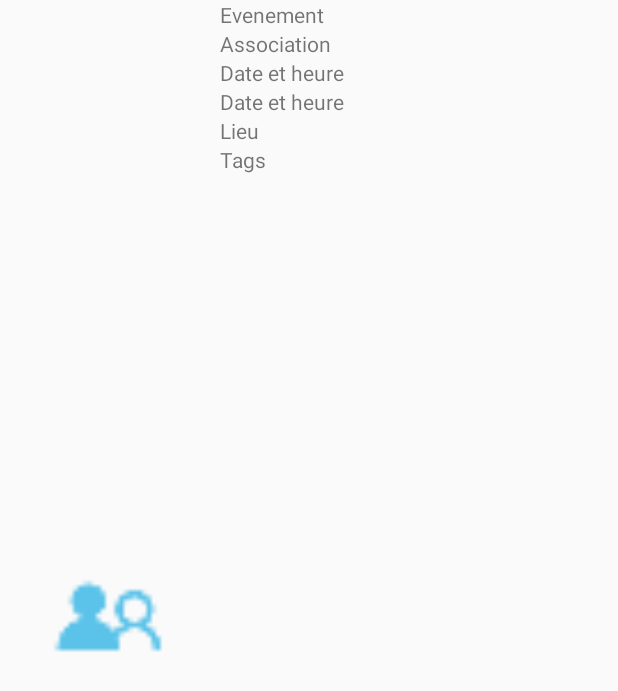
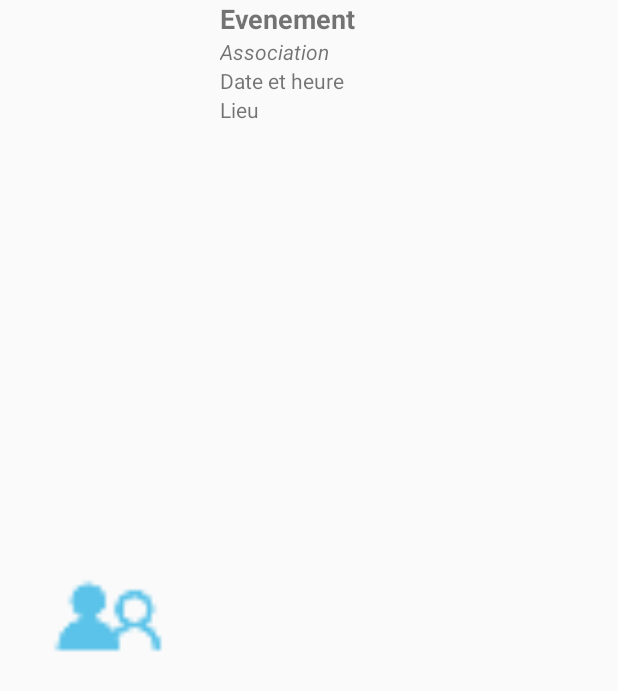
Before and after one commit to vbouquet/AssoGenda, an Android app: the layout content_list_events.xml on its own in the app's theme, with its tools: preview values and no code run, on a phone screen of 412 x 824 dp. Shown: the top 691 px of the screen. Run offline under Robolectric (Android 15) with nearby library versions, the light colour scheme and no system bars.

Commit message:
Update date in list-events view

```diff
--- a/app/src/main/res/layout/content_list_events.xml
+++ b/app/src/main/res/layout/content_list_events.xml
@@ -24,7 +24,9 @@
             android:layout_height="wrap_content"
             android:ellipsize="end"
             android:maxLines="1"
-            android:text="Evenement" />
+            android:text="Evenement"
+            android:textSize="18sp"
+            android:textStyle="bold" />
 
         <TextView
             android:id="@+id/content_list_events_name_association"
@@ -32,16 +34,11 @@
             android:layout_height="wrap_content"
             android:ellipsize="end"
             android:maxLines="1"
-            android:text="Association" />
+            android:text="Association"
+            android:textStyle="italic" />
 
         <TextView
             android:id="@+id/content_list_events_date_event_begin"
-            android:layout_width="match_parent"
-            android:layout_height="wrap_content"
-            android:text="Date et heure" />
-
-        <TextView
-            android:id="@+id/content_list_events_date_event_end"
             android:layout_width="match_parent"
             android:layout_height="wrap_content"
             android:text="Date et heure" />
@@ -54,10 +51,5 @@
             android:maxLines="1"
             android:text="Lieu" />
 
-        <TextView
-            android:id="@+id/content_list_events_tags_event"
-            android:layout_width="match_parent"
-            android:layout_height="wrap_content"
-            android:text="Tags" />
     </LinearLayout>
 </LinearLayout>
```
Also changed, not shown: app/src/main/java/fr/paris10/projet/assogenda/assogenda/ui/activites/ListEventsActivity.java (+19 -5 lines).
